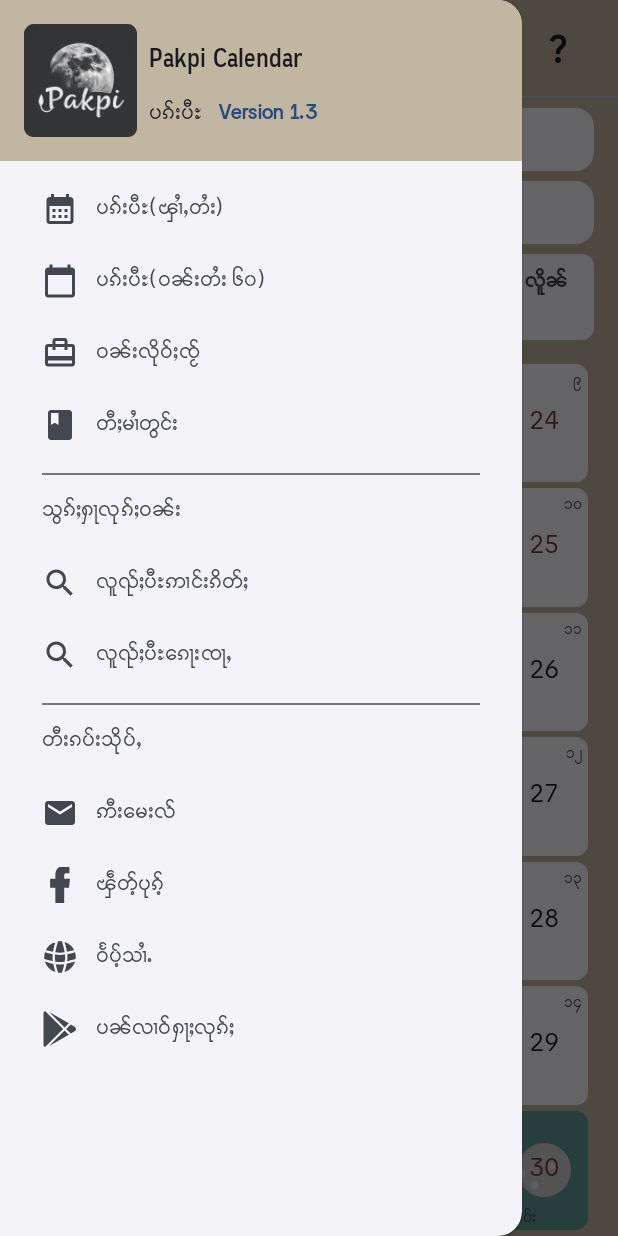
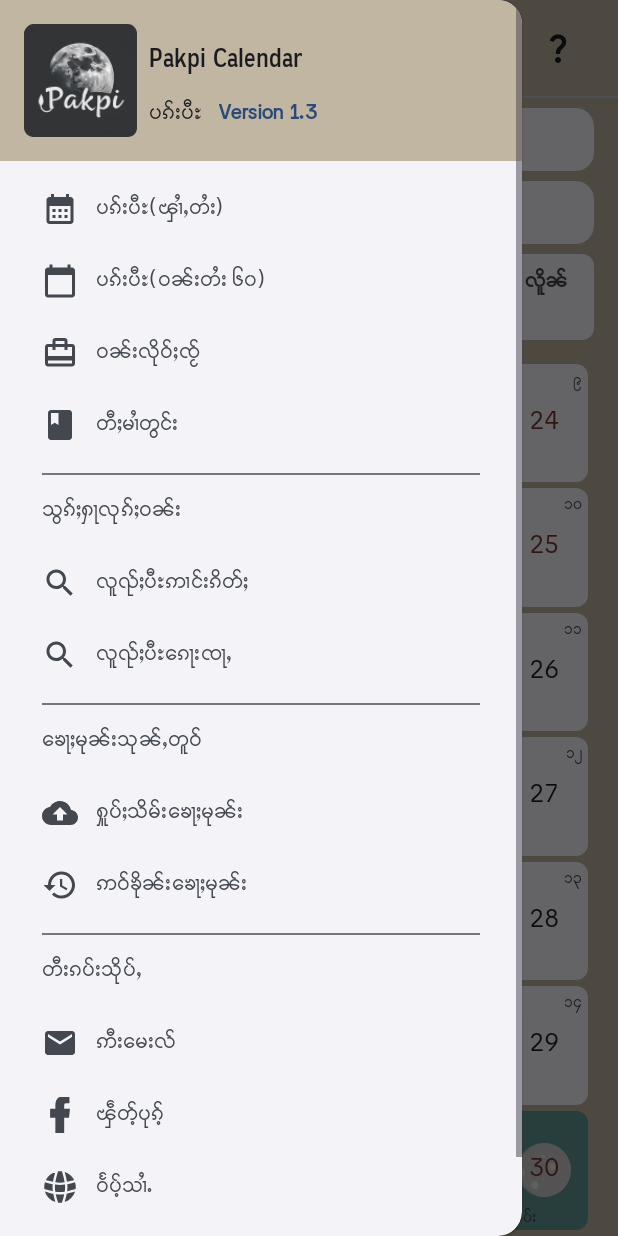
Before and after one commit to SaingHmineTun/TMK_Tai_Calendar, an Android app: the screen it shows after launch (HomeActivity), with the side drawer open, on a phone screen of 412 x 824 dp. Run offline under Robolectric (Android 15) with nearby library versions, the phone set to English and light mode, and no system bars; our stand-ins replace Room's generated code.

Commit message:
Added: Backup database!

```diff
--- a/app/src/main/java/it/saimao/pakpicalendar/database/AppDatabase.java
+++ b/app/src/main/java/it/saimao/pakpicalendar/database/AppDatabase.java
@@ -11,13 +11,15 @@ import androidx.room.TypeConverters;
 @TypeConverters({DateConverter.class})
 public abstract class AppDatabase extends RoomDatabase {
 
+    public static String DB_NAME = "tmk_calendar";
+
     public abstract NoteDao noteDao();
 
     private static AppDatabase appDatabase;
 
     public static synchronized AppDatabase getAppDatabase(Context context) {
         if (appDatabase == null) {
-            appDatabase = Room.databaseBuilder(context, AppDatabase.class, "tmk_calendar").allowMainThreadQueries().build();
+            appDatabase = Room.databaseBuilder(context, AppDatabase.class, DB_NAME).setJournalMode(JournalMode.TRUNCATE).allowMainThreadQueries().build();
         }
         return appDatabase;
     }
--- /dev/null
+++ b/app/src/main/res/drawable/nav_backup.xml
@@ -0,0 +1,5 @@
+<vector xmlns:android="http://schemas.android.com/apk/res/android" android:height="24dp" android:tint="#000000" android:viewportHeight="24" android:viewportWidth="24" android:width="24dp">
+
+    <path android:fillColor="@android:color/white" android:pathData="M19.35,10.04C18.67,6.59 15.64,4 12,4 9.11,4 6.6,5.64 5.35,8.04 2.34,8.36 0,10.91 0,14c0,3.31 2.69,6 6,6h13c2.76,0 5,-2.24 5,-5 0,-2.64 -2.05,-4.78 -4.65,-4.96zM14,13v4h-4v-4H7l5,-5 5,5h-3z"/>
+
+</vector>
--- /dev/null
+++ b/app/src/main/res/drawable/nav_restore.xml
@@ -0,0 +1,5 @@
+<vector xmlns:android="http://schemas.android.com/apk/res/android" android:height="24dp" android:tint="#000000" android:viewportHeight="24" android:viewportWidth="24" android:width="24dp">
+
+    <path android:fillColor="@android:color/white" android:pathData="M13,3c-4.97,0 -9,4.03 -9,9L1,12l3.89,3.89 0.07,0.14L9,12L6,12c0,-3.87 3.13,-7 7,-7s7,3.13 7,7 -3.13,7 -7,7c-1.93,0 -3.68,-0.79 -4.94,-2.06l-1.42,1.42C8.27,19.99 10.51,21 13,21c4.97,0 9,-4.03 9,-9s-4.03,-9 -9,-9zM12,8v5l4.28,2.54 0.72,-1.21 -3.5,-2.08L13.5,8L12,8z"/>
+
+</vector>
--- a/app/src/main/res/menu/drawer_menu.xml
+++ b/app/src/main/res/menu/drawer_menu.xml
@@ -37,6 +37,22 @@
         </item>
 
         <item
+            android:id="@+id/data"
+            android:title="ၶေႃႈမုၼ်းသုၼ်ႇတူဝ်">
+            <menu>
+                <item
+                    android:id="@+id/nav_backup"
+                    android:icon="@drawable/nav_backup"
+                    android:title="ႁူပ်ႈသိမ်းၶေႃႈမုၼ်း" />
+                <item
+                    android:id="@+id/nav_restore"
+                    android:icon="@drawable/nav_restore"
+                    android:title="ဢဝ်ၶိုၼ်းၶေႃႈမုၼ်း" />
+
+            </menu>
+        </item>
+
+        <item
             android:id="@+id/contactUs"
             android:title="တီးၵပ်းသိုပ်ႇ">
             <menu>
```
Also changed, not shown: app/src/main/java/it/saimao/pakpicalendar/activities/HomeActivity.java (+76 -4 lines), app/src/main/java/it/saimao/pakpicalendar/database/ScopedStorageBackup.java (added, +61 -0 lines).
